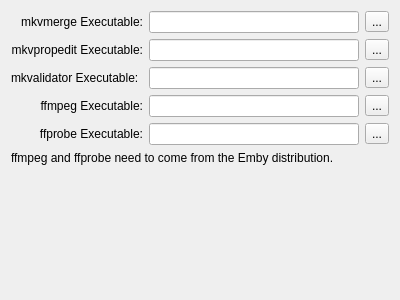
Qt form Preferences/UI/ExternalTools.ui (towel42-com/MediaManager) before a commit.
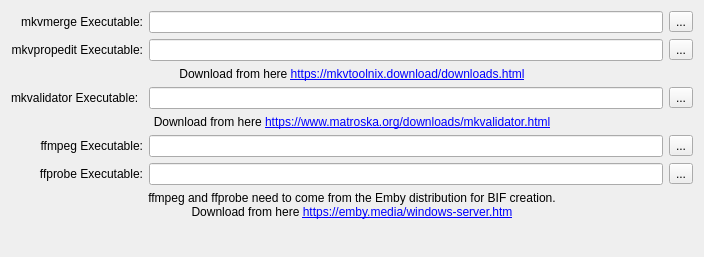
The same form after that commit. Icons and pictures are not drawn. Custom widgets are drawn as their Qt base class.

Commit message: Update UI to show where to download external tools MakeMKV is now Make H265 MKV

Diff of the .ui file:
```diff
--- a/Preferences/UI/ExternalTools.ui
+++ b/Preferences/UI/ExternalTools.ui
@@ -6,47 +6,50 @@
    <rect>
     <x>0</x>
     <y>0</y>
-    <width>400</width>
-    <height>300</height>
+    <width>704</width>
+    <height>257</height>
    </rect>
   </property>
   <property name="windowTitle">
    <string>Form</string>
   </property>
   <layout class="QGridLayout" name="gridLayout">
-   <item row="1" column="1">
-    <widget class="NSABUtils::CPathBasedDelayLineEdit" name="mkvPropEditExe">
-     <property name="sizePolicy">
-      <sizepolicy hsizetype="Expanding" vsizetype="Fixed">
-       <horstretch>0</horstretch>
-       <verstretch>0</verstretch>
-      </sizepolicy>
-     </property>
-    </widget>
+   <item row="3" column="1">
+    <widget class="NSABUtils::CPathBasedDelayLineEdit" name="mkvValidatorExe"/>
    </item>
-   <item row="3" column="0">
-    <widget class="QLabel" name="label_11">
+   <item row="4" column="0" colspan="3">
+    <widget class="QLabel" name="label_5">
      <property name="text">
-      <string>ffmpeg Executable:</string>
+      <string>Download from here &lt;a href=&quot;https://www.matroska.org/downloads/mkvalidator.html&quot;&gt;https://www.matroska.org/downloads/mkvalidator.html&lt;/a&gt;</string>
      </property>
+     <property name="textFormat">
+      <enum>Qt::AutoText</enum>
+     </property>
      <property name="alignment">
-      <set>Qt::AlignRight|Qt::AlignTrailing|Qt::AlignVCenter</set>
+      <set>Qt::AlignCenter</set>
      </property>
+     <property name="wordWrap">
+      <bool>false</bool>
+     </property>
+     <property name="openExternalLinks">
+      <bool>true</bool>
+     </property>
+     <property name="textInteractionFlags">
+      <set>Qt::TextBrowserInteraction</set>
+     </property>
     </widget>
    </item>
-   <item row="0" column="0">
-    <widget class="QLabel" name="label">
+   <item row="6" column="2">
+    <widget class="QToolButton" name="btnSelectFFProbeExe">
      <property name="text">
-      <string>mkvmerge Executable:</string>
+      <string>...</string>
      </property>
-     <property name="alignment">
-      <set>Qt::AlignRight|Qt::AlignTrailing|Qt::AlignVCenter</set>
+     <property name="icon">
+      <iconset resource="../../SABUtils/resources/SABUtils.qrc">
+       <normaloff>:/SABUtilsResources/open.png</normaloff>:/SABUtilsResources/open.png</iconset>
      </property>
     </widget>
    </item>
-   <item row="4" column="1">
-    <widget class="NSABUtils::CPathBasedDelayLineEdit" name="ffprobeExe"/>
-   </item>
    <item row="0" column="2">
     <widget class="QToolButton" name="btnSelectMKVMergeExe">
      <property name="text">
@@ -58,62 +61,81 @@
      </property>
     </widget>
    </item>
-   <item row="6" column="0">
-    <spacer name="verticalSpacer_4">
+   <item row="1" column="2">
+    <widget class="QToolButton" name="btnSelectMKVPropEditExe">
+     <property name="text">
+      <string>...</string>
+     </property>
+     <property name="icon">
+      <iconset resource="../../SABUtils/resources/SABUtils.qrc">
+       <normaloff>:/SABUtilsResources/open.png</normaloff>:/SABUtilsResources/open.png</iconset>
+     </property>
+    </widget>
+   </item>
+   <item row="3" column="0">
+    <widget class="QLabel" name="label_3">
+     <property name="text">
+      <string>mkvalidator Executable:</string>
+     </property>
+    </widget>
+   </item>
+   <item row="8" column="0">
+    <spacer name="verticalSpacer">
      <property name="orientation">
       <enum>Qt::Vertical</enum>
      </property>
      <property name="sizeHint" stdset="0">
       <size>
        <width>20</width>
-       <height>167</height>
+       <height>40</height>
       </size>
      </property>
     </spacer>
    </item>
-   <item row="4" column="2">
-    <widget class="QToolButton" name="btnSelectFFProbeExe">
+   <item row="7" column="0" colspan="3">
+    <widget class="QLabel" name="label_2">
      <property name="text">
-      <string>...</string>
+      <string>&lt;html&gt;&lt;head/&gt;&lt;body&gt;&lt;p&gt;ffmpeg and ffprobe need to come from the Emby distribution for BIF creation. &lt;br/&gt;Download from here &lt;a href=&quot;https://emby.media/windows-server.html&quot;&gt;&lt;span style=&quot; text-decoration: underline; color:#0000ff;&quot;&gt;https://emby.media/windows-server.htm&lt;/span&gt;&lt;/a&gt;&lt;/p&gt;&lt;/body&gt;&lt;/html&gt;</string>
      </property>
-     <property name="icon">
-      <iconset resource="../../SABUtils/resources/SABUtils.qrc">
-       <normaloff>:/SABUtilsResources/open.png</normaloff>:/SABUtilsResources/open.png</iconset>
-     </property>
-    </widget>
-   </item>
-   <item row="4" column="0">
-    <widget class="QLabel" name="label_12">
-     <property name="text">
-      <string>ffprobe Executable:</string>
+     <property name="textFormat">
+      <enum>Qt::AutoText</enum>
      </property>
      <property name="alignment">
-      <set>Qt::AlignRight|Qt::AlignTrailing|Qt::AlignVCenter</set>
+      <set>Qt::AlignCenter</set>
      </property>
-    </widget>
-   </item>
-   <item row="1" column="2">
-    <widget class="QToolButton" name="btnSelectMKVPropEditExe">
-     <property name="text">
-      <string>...</string>
+     <property name="wordWrap">
+      <bool>false</bool>
      </property>
-     <property name="icon">
-      <iconset resource="../../SABUtils/resources/SABUtils.qrc">
-       <normaloff>:/SABUtilsResources/open.png</normaloff>:/SABUtilsResources/open.png</iconset>
+     <property name="openExternalLinks">
+      <bool>true</bool>
      </property>
-    </widget>
-   </item>
-   <item row="0" column="1">
-    <widget class="NSABUtils::CPathBasedDelayLineEdit" name="mkvMergeExe">
-     <property name="sizePolicy">
-      <sizepolicy hsizetype="Expanding" vsizetype="Fixed">
-       <horstretch>0</horstretch>
-       <verstretch>0</verstretch>
-      </sizepolicy>
+     <property name="textInteractionFlags">
+      <set>Qt::TextBrowserInteraction</set>
      </property>
     </widget>
    </item>
    <item row="3" column="2">
+    <widget class="QToolButton" name="btnSelectMKVValidatorExe">
+     <property name="text">
+      <string>...</string>
+     </property>
+     <property name="icon">
+      <iconset resource="../../SABUtils/resources/SABUtils.qrc">
+       <normaloff>:/SABUtilsResources/open.png</normaloff>:/SABUtilsResources/open.png</iconset>
+     </property>
+    </widget>
+   </item>
+   <item row="5" column="0">
+    <widget class="QLabel" name="label_11">
+     <property name="text">
+      <string>ffmpeg Executable:</string>
+     </property>
+     <property name="alignment">
+      <set>Qt::AlignRight|Qt::AlignTrailing|Qt::AlignVCenter</set>
+     </property>
+    </widget>
+   </item>
+   <item row="5" column="2">
     <widget class="QToolButton" name="btnSelectFFMpegExe">
      <property name="text">
       <string>...</string>
@@ -124,6 +146,26 @@
      </property>
     </widget>
    </item>
+   <item row="6" column="0">
+    <widget class="QLabel" name="label_12">
+     <property name="text">
+      <string>ffprobe Executable:</string>
+     </property>
+     <property name="alignment">
+      <set>Qt::AlignRight|Qt::AlignTrailing|Qt::AlignVCenter</set>
+     </property>
+    </widget>
+   </item>
+   <item row="0" column="0">
+    <widget class="QLabel" name="label">
+     <property name="text">
+      <string>mkvmerge Executable:</string>
+     </property>
+     <property name="alignment">
+      <set>Qt::AlignRight|Qt::AlignTrailing|Qt::AlignVCenter</set>
+     </property>
+    </widget>
+   </item>
    <item row="1" column="0">
     <widget class="QLabel" name="label_8">
      <property name="text">
@@ -134,37 +176,48 @@
      </property>
     </widget>
    </item>
-   <item row="5" column="0" colspan="2">
-    <widget class="QLabel" name="label_2">
-     <property name="text">
-      <string>ffmpeg and ffprobe need to come from the Emby distribution.</string>
-     </property>
-     <property name="wordWrap">
-      <bool>true</bool>
+   <item row="0" column="1">
+    <widget class="NSABUtils::CPathBasedDelayLineEdit" name="mkvMergeExe">
+     <property name="sizePolicy">
+      <sizepolicy hsizetype="Expanding" vsizetype="Fixed">
+       <horstretch>0</horstretch>
+       <verstretch>0</verstretch>
+      </sizepolicy>
      </property>
     </widget>
    </item>
-   <item row="3" column="1">
+   <item row="5" column="1">
     <widget class="NSABUtils::CPathBasedDelayLineEdit" name="ffmpegExe"/>
    </item>
-   <item row="2" column="0">
-    <widget class="QLabel" name="label_3">
-     <property name="text">
-      <string>mkvalidator Executable:</string>
+   <item row="1" column="1">
+    <widget class="NSABUtils::CPathBasedDelayLineEdit" name="mkvPropEditExe">
+     <property name="sizePolicy">
+      <sizepolicy hsizetype="Expanding" vsizetype="Fixed">
+       <horstretch>0</horstretch>
+       <verstretch>0</verstretch>
+      </sizepolicy>
      </property>
     </widget>
    </item>
-   <item row="2" column="1">
-    <widget class="NSABUtils::CPathBasedDelayLineEdit" name="mkvValidatorExe"/>
+   <item row="6" column="1">
+    <widget class="NSABUtils::CPathBasedDelayLineEdit" name="ffprobeExe"/>
    </item>
-   <item row="2" column="2">
-    <widget class="QToolButton" name="btnSelectMKVValidatorExe">
+   <item row="2" column="0" colspan="3">
+    <widget class="QLabel" name="label_4">
      <property name="text">
-      <string>...</string>
+      <string>Download from here &lt;a href=&quot;https://mkvtoolnix.download/downloads.html#windows&quot;&gt;https://mkvtoolnix.download/downloads.html&lt;/a&gt;</string>
      </property>
-     <property name="icon">
-      <iconset resource="../../SABUtils/resources/SABUtils.qrc">
-       <normaloff>:/SABUtilsResources/open.png</normaloff>:/SABUtilsResources/open.png</iconset>
+     <property name="textFormat">
+      <enum>Qt::AutoText</enum>
+     </property>
+     <property name="alignment">
+      <set>Qt::AlignCenter</set>
+     </property>
+     <property name="openExternalLinks">
+      <bool>true</bool>
+     </property>
+     <property name="textInteractionFlags">
+      <set>Qt::TextBrowserInteraction</set>
      </property>
     </widget>
    </item>
```
The commit also changes 14 other files.
